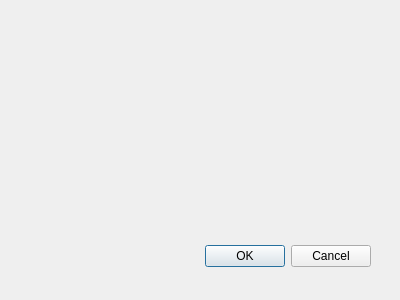
Above: ppcat.ui from iviej1998/Smart-Pet-Dashboard before the change. Below: the same form after it.
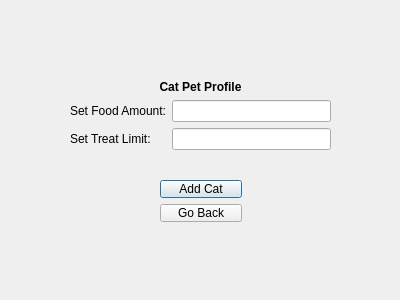
That is the form after the change.

Commit message: add pet profile UI methods

Patch:
```diff
--- a/ppcat.ui
+++ b/ppcat.ui
@@ -13,21 +13,96 @@
   <property name="windowTitle">
    <string>Dialog</string>
   </property>
-  <widget class="QDialogButtonBox" name="buttonBox">
+  <widget class="QWidget" name="layoutWidget">
    <property name="geometry">
     <rect>
-     <x>30</x>
-     <y>240</y>
-     <width>341</width>
-     <height>32</height>
+     <x>160</x>
+     <y>180</y>
+     <width>82</width>
+     <height>42</height>
     </rect>
    </property>
-   <property name="orientation">
-    <enum>Qt::Orientation::Horizontal</enum>
+   <layout class="QVBoxLayout" name="verticalLayout">
+    <item>
+     <widget class="QPushButton" name="btnAddCat">
+      <property name="autoFillBackground">
+       <bool>false</bool>
+      </property>
+      <property name="text">
+       <string>Add Cat</string>
+      </property>
+     </widget>
+    </item>
+    <item>
+     <widget class="QPushButton" name="btnGoBack">
+      <property name="maximumSize">
+       <size>
+        <width>230</width>
+        <height>18</height>
+       </size>
+      </property>
+      <property name="text">
+       <string>Go Back</string>
+      </property>
+     </widget>
+    </item>
+   </layout>
+  </widget>
+  <widget class="QWidget" name="formLayoutWidget">
+   <property name="geometry">
+    <rect>
+     <x>70</x>
+     <y>80</y>
+     <width>261</width>
+     <height>91</height>
+    </rect>
    </property>
-   <property name="standardButtons">
-    <set>QDialogButtonBox::StandardButton::Cancel|QDialogButtonBox::StandardButton::Ok</set>
-   </property>
+   <layout class="QFormLayout" name="formLayout">
+    <item row="0" column="0" colspan="2">
+     <widget class="QLabel" name="label">
+      <property name="font">
+       <font>
+        <bold>true</bold>
+       </font>
+      </property>
+      <property name="autoFillBackground">
+       <bool>true</bool>
+      </property>
+      <property name="frameShape">
+       <enum>QFrame::Shape::NoFrame</enum>
+      </property>
+      <property name="text">
+       <string>Cat Pet Profile</string>
+      </property>
+      <property name="textFormat">
+       <enum>Qt::TextFormat::AutoText</enum>
+      </property>
+      <property name="alignment">
+       <set>Qt::AlignmentFlag::AlignCenter</set>
+      </property>
+     </widget>
+    </item>
+    <item row="1" column="0">
+     <widget class="QLabel" name="label_2">
+      <property name="text">
+       <string>Set Food Amount:</string>
+      </property>
+     </widget>
+    </item>
+    <item row="1" column="1">
+     <widget class="QLineEdit" name="editFoodAmount"/>
+    </item>
+    <item row="2" column="0">
+     <widget class="QLabel" name="label_3">
+      <property name="text">
+       <string>Set Treat Limit:</string>
+      </property>
+     </widget>
+    </item>
+    <item row="2" column="1">
+     <widget class="QLineEdit" name="editTreatLimit"/>
+    </item>
+   </layout>
   </widget>
  </widget>
  <resources/>
```
Left out of the diff: 35 changed lines with no effect on the pictures. The commit also changes 13 other files.
